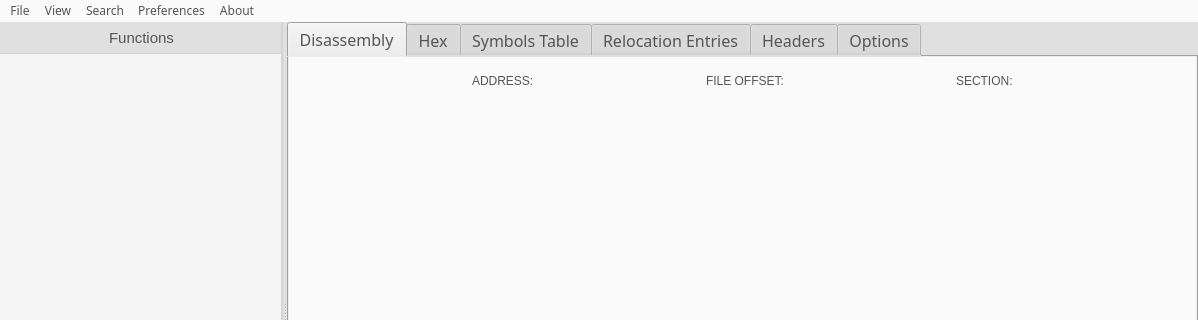
This is src/mainwindow.ui in jubal-R/ObjGui as Qt 5 draws it before an edit; both pictures show x 0 to 1198 and y 0 to 320 of the 1198 by 624 pixel window. The edited form follows.
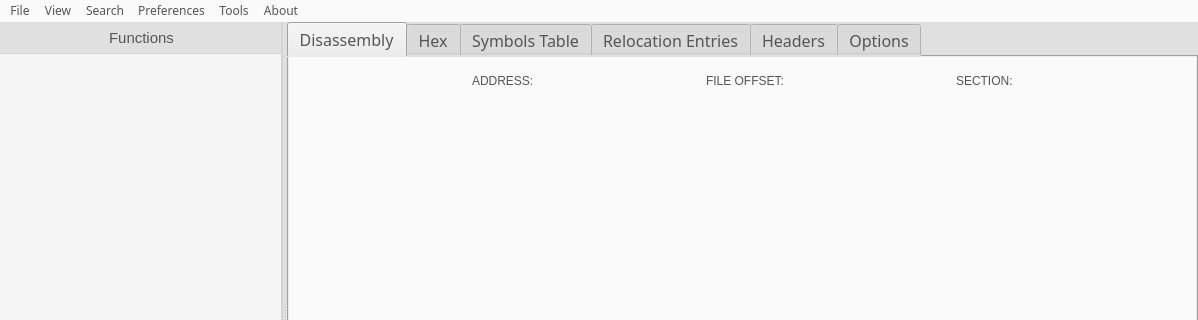
This is the edited form.

Diff of the .ui file:
```diff
--- a/src/mainwindow.ui
+++ b/src/mainwindow.ui
@@ -1088,10 +1088,17 @@
     <addaction name="separator"/>
     <addaction name="actionExit"/>
    </widget>
+   <widget class="QMenu" name="menuTools">
+    <property name="title">
+     <string>Tools</string>
+    </property>
+    <addaction name="actionGet_Offset"/>
+   </widget>
    <addaction name="menuFile"/>
    <addaction name="menuView"/>
    <addaction name="menuSearch"/>
    <addaction name="menuPreferences"/>
+   <addaction name="menuTools"/>
    <addaction name="menuAbout"/>
   </widget>
   <action name="actionOpen">
```
Left out of the diff: 8 changed lines with no effect on the pictures.
